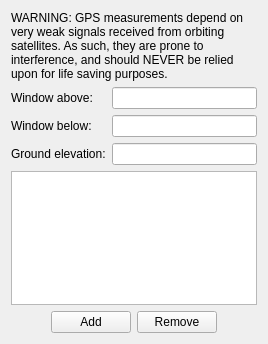
Old version of the form src/alarmform.ui in the repository flysight/flysight-configurator.
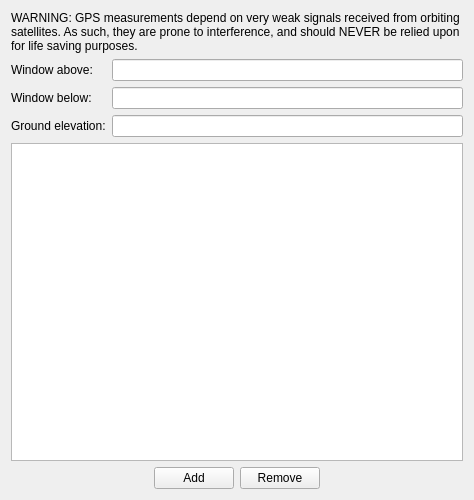
New version of the form.

Commit message: Adjust size of alarm form

Diff of the .ui file:
```diff
--- a/src/alarmform.ui
+++ b/src/alarmform.ui
@@ -6,10 +6,16 @@
    <rect>
     <x>0</x>
     <y>0</y>
-    <width>268</width>
-    <height>344</height>
+    <width>464</width>
+    <height>500</height>
    </rect>
   </property>
+  <property name="minimumSize">
+   <size>
+    <width>0</width>
+    <height>500</height>
+   </size>
+  </property>
   <property name="windowTitle">
    <string>Form</string>
   </property>
@@ -60,9 +66,18 @@
    </item>
    <item>
     <widget class="QTableWidget" name="tableWidget">
+     <property name="minimumSize">
+      <size>
+       <width>452</width>
+       <height>0</height>
+      </size>
+     </property>
      <property name="selectionBehavior">
       <enum>QAbstractItemView::SelectRows</enum>
      </property>
+     <attribute name="verticalHeaderVisible">
+      <bool>false</bool>
+     </attribute>
     </widget>
    </item>
    <item>
```
The commit also changes 1 other file.
